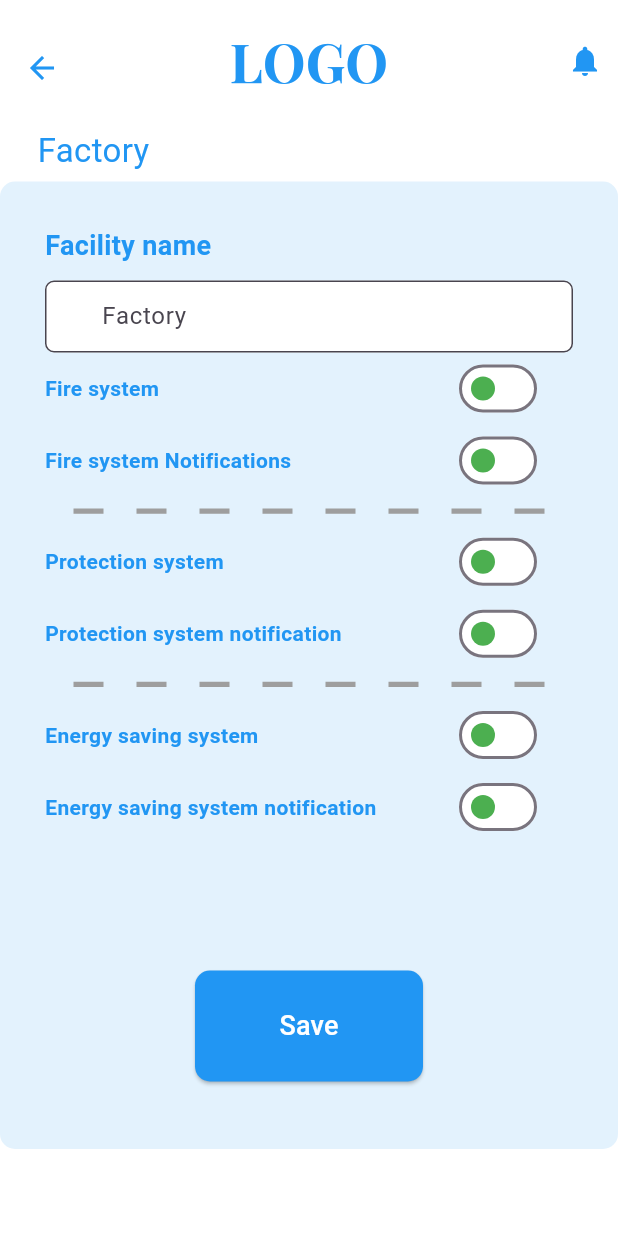
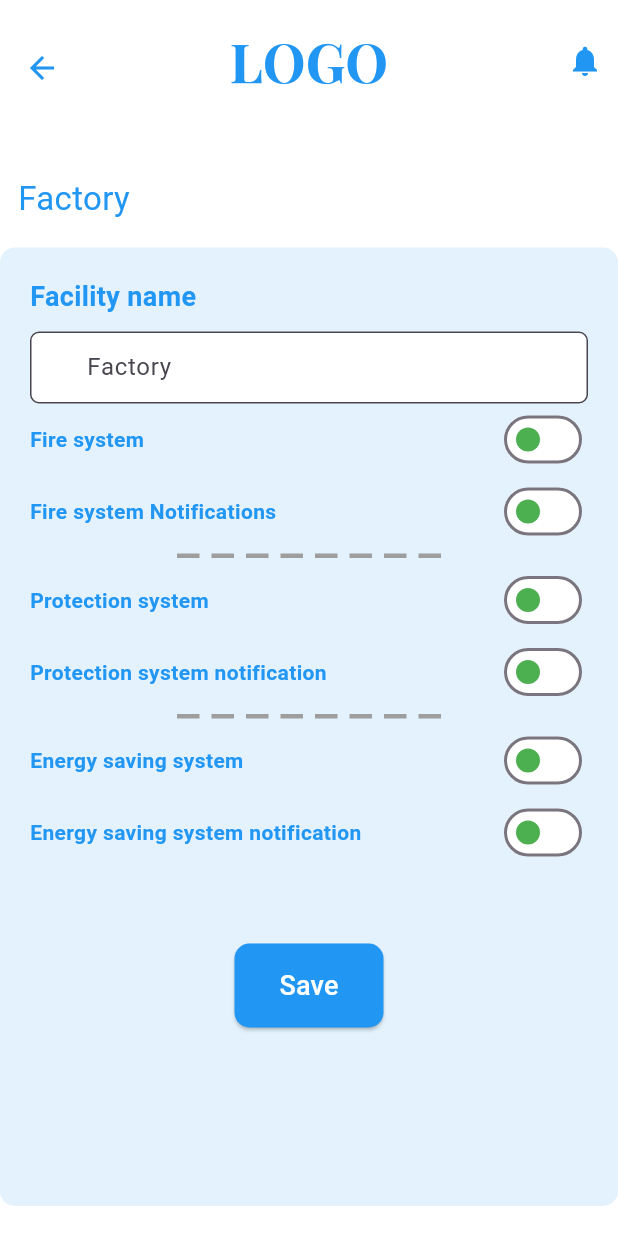
Before and after one commit to lubnagemaa65/Evo_system, a Flutter app: the SettingsPage screen opened by its route, on a phone screen of 412 x 824 dp. Run offline on Flutter 3.47's test engine with Material 3 defaults, Android fonts, the phone set to English and light mode, and no system bars; our stand-ins replace font_awesome_flutter, get; network calls fail.

Commit message:
fact_commit

```diff
--- a/lib/sec_facility/settings/settings.dart
+++ b/lib/sec_facility/settings/settings.dart
@@ -27,6 +27,10 @@ class _SettingsPageState extends State<SettingsPage> {
 
   @override
   Widget build(BuildContext context) {
+    return LayoutBuilder(
+      builder: (context, constraints) {
+        bool isTablet = constraints.maxWidth > 600;
+
         return Scaffold(
           backgroundColor: Colors.white,
           appBar: PreferredSize(
@@ -64,12 +68,20 @@ class _SettingsPageState extends State<SettingsPage> {
               ],
             ),
           ),
-      body: Column(
+          body: Center(
+            child: Container(
+              width:
+                  isTablet ? 600 : double.infinity, // Limit width for tablets
+              padding: EdgeInsets.symmetric(
+                horizontal: isTablet ? 20 : 0,
+                vertical: 20,
+              ),
+              child: Column(
                 crossAxisAlignment: CrossAxisAlignment.start,
                 children: [
-          const Padding(
-            padding: EdgeInsets.only(left: 25.0),
-            child: Text(
+                  Padding(
+                    padding: const EdgeInsets.all(12.0),
+                    child: const Text(
                       "Factory",
                       style: TextStyle(
                         fontSize: 22,
@@ -79,9 +91,9 @@ class _SettingsPageState extends State<SettingsPage> {
                     ),
                   ),
                   const SizedBox(height: 5),
-          Container(
-            width: double.infinity,
-            padding: const EdgeInsets.all(30),
+                  Expanded(
+                    child: Container(
+                      padding: const EdgeInsets.all(20),
                       decoration: BoxDecoration(
                         color: Colors.blue.shade50,
                         borderRadius: BorderRadius.circular(10),
@@ -106,17 +118,18 @@ class _SettingsPageState extends State<SettingsPage> {
                               border: OutlineInputBorder(
                                 borderRadius: BorderRadius.circular(6),
                               ),
-                    contentPadding: const EdgeInsets.symmetric(horizontal: 25),
+                              contentPadding:
+                                  const EdgeInsets.symmetric(horizontal: 25),
                             ),
                           ),
-                //const SizedBox(height: 10),
                           buildSwitch("Fire system", switch1, (value) {
                             setState(() {
                               switch1 = value;
                               _checkNavigation();
                             });
                           }),
-                buildSwitch("Fire system Notifications", switch2, (value) {
+                          buildSwitch("Fire system Notifications", switch2,
+                              (value) {
                             setState(() {
                               switch2 = value;
                               _checkNavigation();
@@ -127,7 +140,8 @@ class _SettingsPageState extends State<SettingsPage> {
                             setState(() => switch3 = value);
                             _checkNavigation();
                           }),
-                buildSwitch("Protection system notification", switch4, (value) {
+                          buildSwitch("Protection system notification", switch4,
+                              (value) {
                             setState(() => switch4 = value);
                             _checkNavigation();
                           }),
@@ -136,37 +150,43 @@ class _SettingsPageState extends State<SettingsPage> {
                             setState(() => switch5 = value);
                             _checkNavigation();
                           }),
-                buildSwitch("Energy saving system notification", switch6,
+                          buildSwitch(
+                              "Energy saving system notification", switch6,
                               (value) {
                             setState(() => switch6 = value);
                             _checkNavigation();
                           }),
-                const SizedBox(height: 70),
-                Padding(
-                  padding:
-                      const EdgeInsets.symmetric(horizontal: 100, vertical: 15),
+                          const SizedBox(height: 50),
+                          Center(
                             child: ElevatedButton(
                               onPressed: () {
                                 Navigator.pushNamed(context, "/login");
                               },
                               style: ElevatedButton.styleFrom(
-                      padding: const EdgeInsets.symmetric(vertical: 24),
+                                padding: EdgeInsets.symmetric(
+                                  vertical: isTablet ? 20 : 15,
+                                  horizontal: isTablet ? 50 : 30,
+                                ),
                                 shape: RoundedRectangleBorder(
                                   borderRadius: BorderRadius.circular(10),
                                 ),
                                 backgroundColor: Colors.blue,
                               ),
-                    child: const Center(
-                      child: Text("Save",
-                          style: TextStyle(fontSize: 18, color: Colors.white)),
-                    ),
-                  ),
-                )
-              ],
+                              child: const Text("Save",
+                                  style: TextStyle(
+                                      fontSize: 18, color: Colors.white)),
                             ),
                           ),
                         ],
                       ),
+                    ),
+                  ),
+                ],
+              ),
+            ),
+          ),
+        );
+      },
     );
   }
 
@@ -174,18 +194,17 @@ class _SettingsPageState extends State<SettingsPage> {
     return Row(
       mainAxisAlignment: MainAxisAlignment.spaceBetween,
       children: [
-        Text(text,
+        Expanded(
+          child: Text(text,
               style: const TextStyle(
                   color: Colors.blue, fontWeight: FontWeight.w600)),
-        SizedBox(
-          width: 100,
-          child: Switch(
+        ),
+        Switch(
           value: value,
           onChanged: onChanged,
           inactiveThumbColor: Colors.green,
           activeTrackColor: Colors.green,
           inactiveTrackColor: Colors.white,
-          ),
         ),
       ],
     );
@@ -196,11 +215,10 @@ class _SettingsPageState extends State<SettingsPage> {
       mainAxisAlignment: MainAxisAlignment.center,
       children: List.generate(8, (index) {
         return Padding(
-          padding: const EdgeInsets.all(8.0),
+          padding: const EdgeInsets.all(4.0),
           child: Container(
-            width: 20,
-            height: 3.5,
-            margin: const EdgeInsets.symmetric(horizontal: 3),
+            width: 15,
+            height: 3,
             color: Colors.grey,
           ),
         );
--- a/lib/svs_type/svs_type.dart
+++ b/lib/svs_type/svs_type.dart
@@ -25,7 +25,7 @@ class SVSScreen extends StatelessWidget {
         child: Column(
           children: [
             _buildCard(FontAwesomeIcons.fire, 'Fire System',
-                'a smoke and temperature Sensors that detect smoke\n and Gaz values or any increase in temperature'),
+                'a smoke and temperature Sensors that \ndetect smoke and Gaz values\n or any increase in temperature'),
             _buildCard(FontAwesomeIcons.camera, 'Protection system',
                 'camera that detect known and\n unknown persones in scheduled times'),
             _buildCard(FontAwesomeIcons.batteryFull, 'Energy saving system',
```
Also changed, not shown: lib/widgets/buildbottombuttons.dart (+26 -13 lines). Lines whose indentation alone changed are shown as unchanged.
